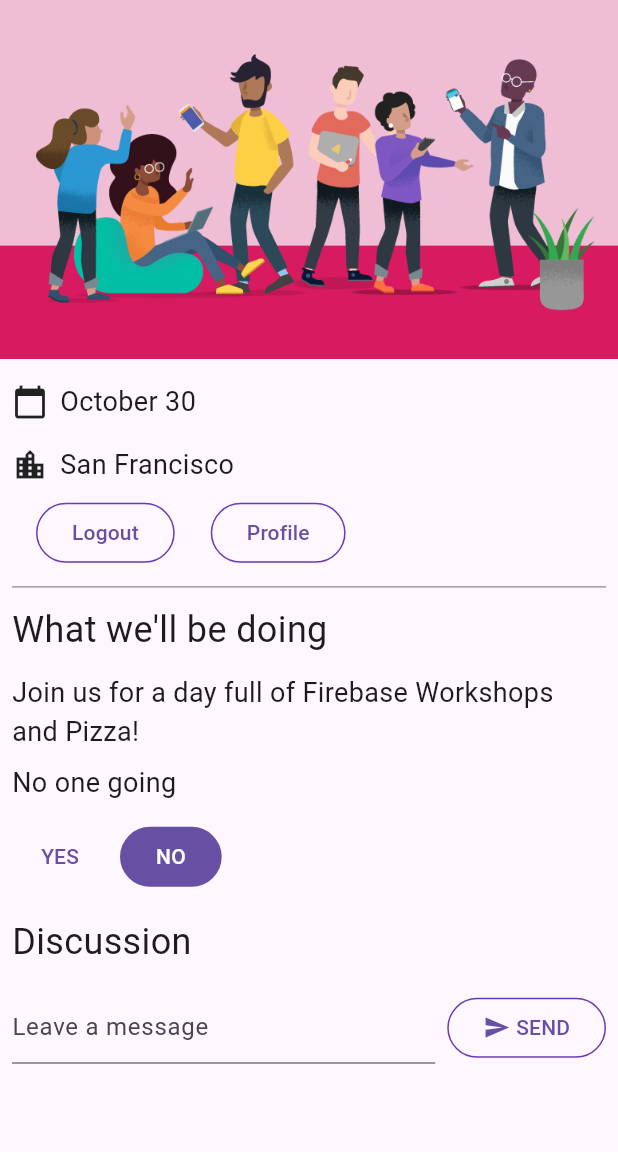
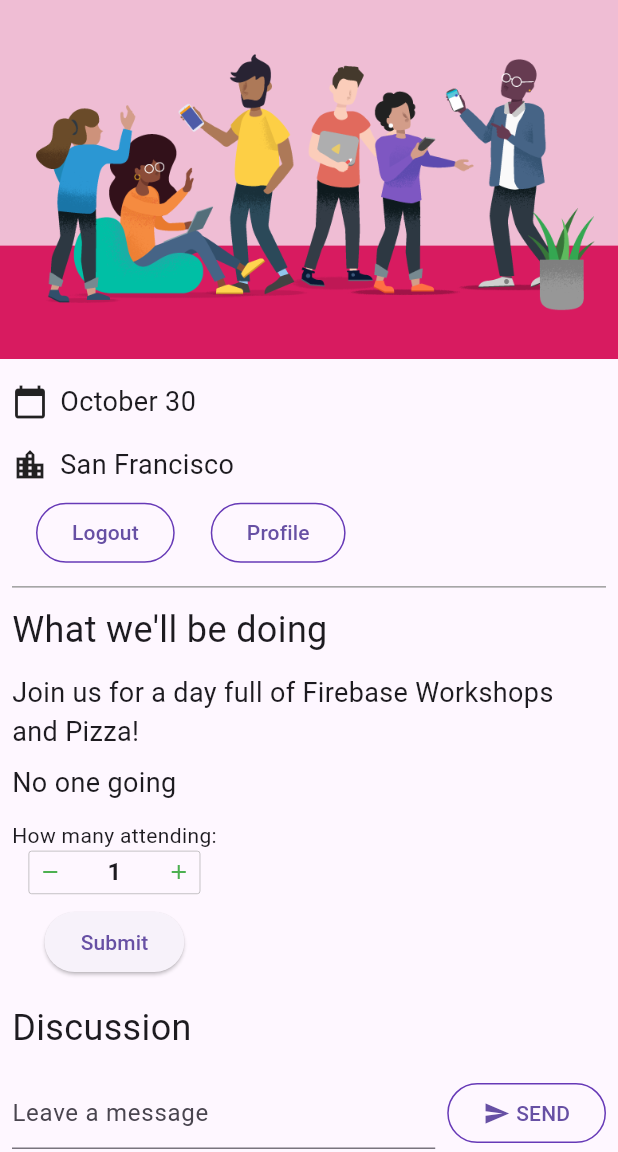
Before and after one commit to qsebring3930/firebase_demo, a Flutter app: the screen it shows once a user with an empty profile is signed in, on a phone screen of 412 x 824 dp, the part 84-1236 px from its top. Run offline on Flutter 3.47's test engine with Material 3 defaults, Android fonts, the phone set to English and light mode, and no system bars; drawn by our look-alikes of input_quantity; our stand-ins replace cloud_firestore, firebase_auth, firebase_core, go_router, google_fonts; missing offline and left inert: firebase_ui_auth; accounts and stored records are empty.

Commit message:
Attendees are now integers.

```diff
--- a/flutter_demo/lib/app_state.dart
+++ b/flutter_demo/lib/app_state.dart
@@ -27,18 +27,11 @@ class ApplicationState extends ChangeNotifier {
   int _attendees = 0;
   int get attendees => _attendees;
 
-  Attending _attending = Attending.unknown;
-  StreamSubscription<DocumentSnapshot>? _attendingSubscription;
-  Attending get attending => _attending;
-  set attending(Attending attending) {
+  set attending(int attending) {
     final userDoc = FirebaseFirestore.instance
         .collection('attendees')
         .doc(FirebaseAuth.instance.currentUser!.uid);
-    if (attending == Attending.yes) {
-      userDoc.set(<String, dynamic>{'attending': true});
-    } else {
-      userDoc.set(<String, dynamic>{'attending': false});
-    }
+    userDoc.set(<String, dynamic>{'attending': attending});
   }
 
   Future<void> init() async {
@@ -51,10 +44,14 @@ class ApplicationState extends ChangeNotifier {
 
     FirebaseFirestore.instance
         .collection('attendees')
-        .where('attending', isEqualTo: true)
+        .where('attending')
         .snapshots()
         .listen((snapshot) {
-      _attendees = snapshot.docs.length;
+        int tempAttendees = 0;
+      for (var doc in snapshot.docs) {
+      tempAttendees += (doc.data()['attending'] as num?)?.toInt() ?? 0;
+      }
+      _attendees = tempAttendees;
       notifyListeners();
     });
 
@@ -74,22 +71,6 @@ class ApplicationState extends ChangeNotifier {
                 message: document.data()['text'] as String,
               ),
             );
-          }
-          notifyListeners();
-        });
-        _attendingSubscription = FirebaseFirestore.instance
-            .collection('attendees')
-            .doc(user.uid)
-            .snapshots()
-            .listen((snapshot) {
-          if (snapshot.data() != null) {
-            if (snapshot.data()!['attending'] as bool) {
-              _attending = Attending.yes;
-            } else {
-              _attending = Attending.no;
-            }
-          } else {
-            _attending = Attending.unknown;
           }
           notifyListeners();
         });
--- a/flutter_demo/lib/home_page.dart
+++ b/flutter_demo/lib/home_page.dart
@@ -59,7 +59,6 @@ class HomePage extends StatelessWidget {
             },
           if (appState.loggedIn) ...[
             YesNoSelection(
-            state: appState.attending,
             onSelection: (attending) => appState.attending = attending,
             ),
             const Header('Discussion'),
--- a/flutter_demo/lib/yes_no_selection.dart
+++ b/flutter_demo/lib/yes_no_selection.dart
@@ -1,68 +1,49 @@
 import 'package:flutter/material.dart';
+import 'package:input_quantity/input_quantity.dart';
 
-import 'app_state.dart';
-import 'src/widgets.dart';
+class YesNoSelection extends StatefulWidget {
+  const YesNoSelection({
+    super.key,
+    required this.onSelection,
+  });
 
-class YesNoSelection extends StatelessWidget {
-  const YesNoSelection(
-      {super.key, required this.state, required this.onSelection});
-  final Attending state;
-  final void Function(Attending selection) onSelection;
+  final void Function(int numberOfAttendees) onSelection;
+
+  @override
+  _YesNoSelectionState createState() => _YesNoSelectionState();
+}
+
+class _YesNoSelectionState extends State<YesNoSelection> {
+  int _attendeesCount = 1;
 
   @override
   Widget build(BuildContext context) {
-    switch (state) {
-      case Attending.yes:
     return Padding(
       padding: const EdgeInsets.all(8.0),
-          child: Row(
+      child: Column(
         children: [
-              FilledButton(
-                onPressed: () => onSelection(Attending.yes),
-                child: const Text('YES'),
+          const Text(
+            'How many attending:',
           ),
-              const SizedBox(width: 8),
-              TextButton(
-                onPressed: () => onSelection(Attending.no),
-                child: const Text('NO'),
+          InputQty(
+            initVal: _attendeesCount,
+            minVal: 0,
+            maxVal: 100,
+            onQtyChanged: (value) {
+                setState(() {
+                  _attendeesCount = value.round();
+                });
+              }
           ),
-            ],
-          ),
-        );
-      case Attending.no:
-        return Padding(
-          padding: const EdgeInsets.all(8.0),
-          child: Row(
-            children: [
-              TextButton(
-                onPressed: () => onSelection(Attending.yes),
-                child: const Text('YES'),
-              ),
-              const SizedBox(width: 8),
-              FilledButton(
-                onPressed: () => onSelection(Attending.no),
-                child: const Text('NO'),
-              ),
-            ],
-          ),
-        );
-      default:
-        return Padding(
-          padding: const EdgeInsets.all(8.0),
-          child: Row(
-            children: [
-              StyledButton(
-                onPressed: () => onSelection(Attending.yes),
-                child: const Text('YES'),
-              ),
-              const SizedBox(width: 8),
-              StyledButton(
-                onPressed: () => onSelection(Attending.no),
-                child: const Text('NO'),
+          const SizedBox(height: 8),
+          ElevatedButton(
+            onPressed: () {
+              widget.onSelection(_attendeesCount);
+            },
+            child: const Text('Submit'),
           ),
         ],
       ),
     );
   }
 }
-}
--- a/flutter_demo/pubspec.yaml
+++ b/flutter_demo/pubspec.yaml
@@ -43,6 +43,7 @@ dependencies:
   cloud_firestore: ^5.4.4
   provider: ^6.1.2
   firebase_ui_auth: ^1.16.0
+  input_quantity: ^2.4.1
 
 dev_dependencies:
   flutter_test:
```
Also changed, not shown: flutter_demo/pubspec.lock. Lines whose indentation alone changed are shown as unchanged.
